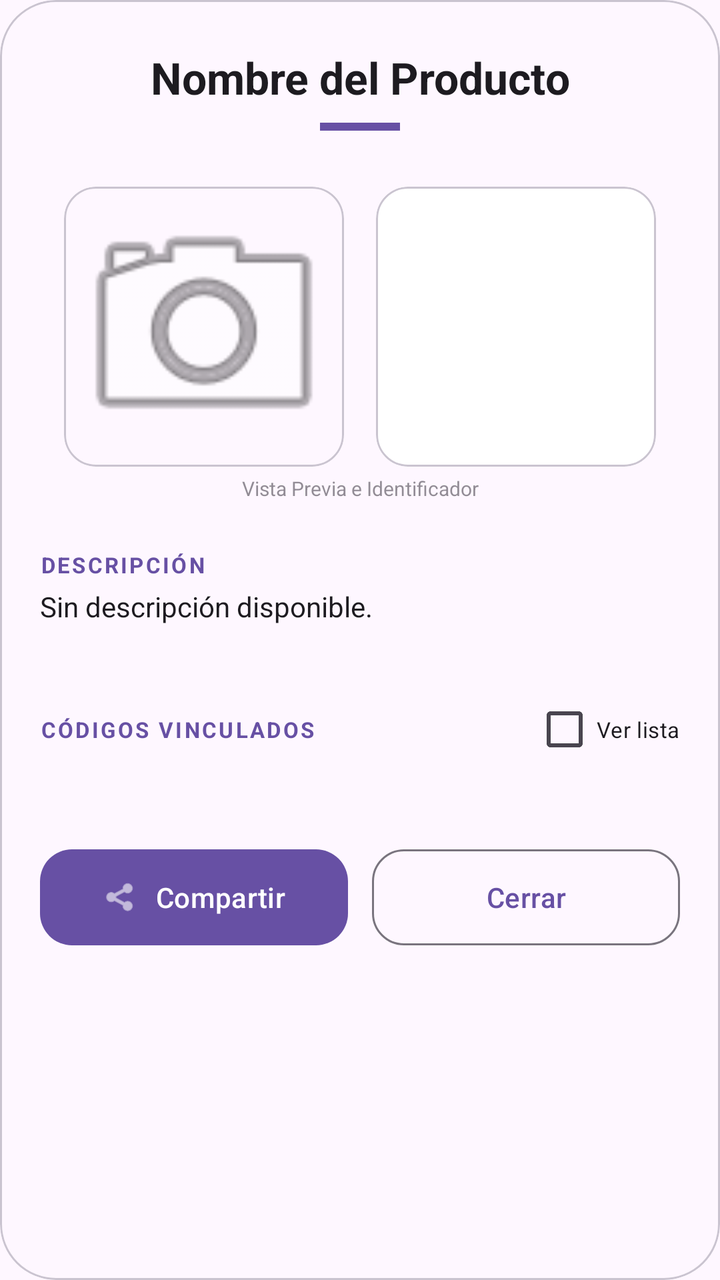
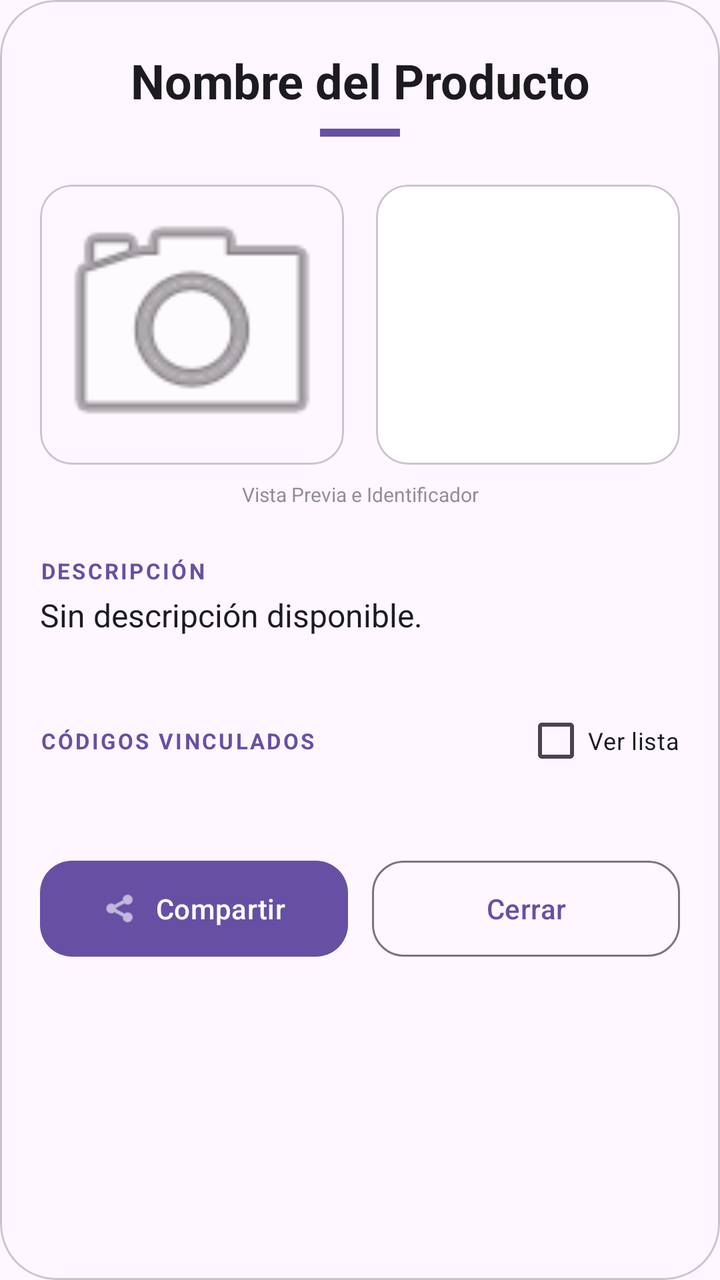

Screens rendered from an Android XML layout before and after an edit, with the pre-edit source and the edit as a unified diff.
<!-- AndroidManifest.xml: application theme Theme.Naxor -->
<!-- res/layout/dialog_view_label.xml -->
<?xml version="1.0" encoding="utf-8"?>
<com.google.android.material.card.MaterialCardView xmlns:android="http://schemas.android.com/apk/res/android"
    xmlns:app="http://schemas.android.com/apk/res-auto"
    android:layout_width="match_parent"
    android:layout_height="wrap_content"
    app:cardBackgroundColor="?attr/colorSurface"
    app:cardCornerRadius="28dp"
    app:cardElevation="0dp"
    app:strokeWidth="1dp"
    app:strokeColor="?attr/colorOutlineVariant">

    <ScrollView
        android:layout_width="match_parent"
        android:layout_height="wrap_content">

        <LinearLayout
            android:layout_width="match_parent"
            android:layout_height="wrap_content"
            android:orientation="vertical"
            android:paddingHorizontal="20dp"
            android:paddingVertical="24dp">

            <TextView
                android:id="@+id/tvLabelProdName"
                android:layout_width="match_parent"
                android:layout_height="wrap_content"
                android:text="Nombre del Producto"
                android:textSize="22sp"
                android:textStyle="bold"
                android:textColor="?attr/colorOnSurface"
                android:gravity="center" />

            <View
                android:layout_width="40dp"
                android:layout_height="4dp"
                android:background="?attr/colorPrimary"
                android:layout_marginTop="8dp"
                android:layout_gravity="center" />

            
            <LinearLayout
                android:layout_width="match_parent"
                android:layout_height="wrap_content"
                android:orientation="horizontal"
                android:gravity="center"
                android:layout_marginTop="28dp"
                android:baselineAligned="false">

                
                <com.google.android.material.card.MaterialCardView
                    android:layout_width="140dp"
                    android:layout_height="140dp"
                    app:cardCornerRadius="16dp"
                    app:cardElevation="0dp"
                    app:strokeWidth="1dp"
                    app:strokeColor="?attr/colorOutlineVariant">
                    <ImageView
                        android:id="@+id/ivLabelProdPhoto"
                        android:layout_width="match_parent"
                        android:layout_height="match_parent"
                        android:src="@android:drawable/ic_menu_camera"
                        android:scaleType="centerCrop"
                        android:alpha="0.8" />
                </com.google.android.material.card.MaterialCardView>

                <View
                    android:layout_width="16dp"
                    android:layout_height="1dp" />

                
                <com.google.android.material.card.MaterialCardView
                    android:layout_width="140dp"
                    android:layout_height="140dp"
                    app:cardCornerRadius="16dp"
                    app:cardElevation="0dp"
                    app:strokeWidth="1dp"
                    app:strokeColor="?attr/colorOutlineVariant">
                    <ImageView
                        android:id="@+id/ivProductCode"
                        android:layout_width="match_parent"
                        android:layout_height="match_parent"
                        android:padding="8dp"
                        android:background="@android:color/white"
                        android:scaleType="fitCenter" />
                </com.google.android.material.card.MaterialCardView>
            </LinearLayout>

            <TextView
                android:layout_width="match_parent"
                android:layout_height="wrap_content"
                android:text="Vista Previa e Identificador"
                android:textSize="10sp"
                android:textColor="?attr/colorOnSurfaceVariant"
                android:gravity="center"
                android:layout_marginTop="4dp"
                android:alpha="0.6" />

            
            <TextView
                android:layout_width="wrap_content"
                android:layout_height="wrap_content"
                android:text="DESCRIPCIÓN"
                android:textSize="11sp"
                android:textStyle="bold"
                android:letterSpacing="0.1"
                android:textColor="?attr/colorPrimary"
                android:layout_marginTop="24dp" />

            <TextView
                android:id="@+id/tvLabelProdDesc"
                android:layout_width="match_parent"
                android:layout_height="wrap_content"
                android:text="Sin descripción disponible."
                android:textSize="14sp"
                android:textColor="?attr/colorOnSurface"
                android:layout_marginTop="4dp"
                android:lineSpacingExtra="4dp" />

            
            <LinearLayout
                android:layout_width="match_parent"
                android:layout_height="wrap_content"
                android:orientation="horizontal"
                android:gravity="center_vertical"
                android:layout_marginTop="28dp">

                <TextView
                    android:layout_width="0dp"
                    android:layout_weight="1"
                    android:layout_height="wrap_content"
                    android:text="CÓDIGOS VINCULADOS"
                    android:textSize="11sp"
                    android:textStyle="bold"
                    android:letterSpacing="0.1"
                    android:textColor="?attr/colorPrimary" />

                <com.google.android.material.checkbox.MaterialCheckBox
                    android:id="@+id/cbShowLinkedCodes"
                    android:layout_width="wrap_content"
                    android:layout_height="wrap_content"
                    android:text="Ver lista"
                    android:textSize="11sp" />
            </LinearLayout>

            <com.google.android.material.card.MaterialCardView
                android:id="@+id/cardLinkedCodes"
                android:layout_width="match_parent"
                android:layout_height="wrap_content"
                android:layout_marginTop="4dp"
                app:cardBackgroundColor="?attr/colorSurfaceVariant"
                app:cardCornerRadius="12dp"
                app:cardElevation="0dp"
                android:visibility="gone">
                <TextView
                    android:id="@+id/tvLabelProdCode"
                    android:layout_width="match_parent"
                    android:layout_height="wrap_content"
                    android:text="---"
                    android:textSize="13sp"
                    android:textColor="?attr/colorOnSurfaceVariant"
                    android:padding="12dp"
                    android:gravity="start"
                    android:lineSpacingExtra="4dp" />
            </com.google.android.material.card.MaterialCardView>

            
            <LinearLayout
                android:layout_width="match_parent"
                android:layout_height="wrap_content"
                android:orientation="horizontal"
                android:layout_marginTop="32dp"
                android:weightSum="2">

                <com.google.android.material.button.MaterialButton
                    android:id="@+id/btnShareLabel"
                    android:layout_width="0dp"
                    android:layout_weight="1"
                    android:minHeight="56dp"
                    android:layout_height="wrap_content"
                    android:text="Compartir"
                    android:textColor="@android:color/white"
                    app:icon="@android:drawable/ic_menu_share"
                    app:iconTint="@android:color/white"
                    app:iconGravity="textStart"
                    app:cornerRadius="16dp"
                    android:layout_marginEnd="6dp" />

                <com.google.android.material.button.MaterialButton
                    android:id="@+id/btnCloseLabel"
                    style="@style/Widget.Material3.Button.OutlinedButton"
                    android:layout_width="0dp"
                    android:layout_weight="1"
                    android:minHeight="56dp"
                    android:layout_height="wrap_content"
                    android:text="Cerrar"
                    app:cornerRadius="16dp"
                    android:layout_marginStart="6dp" />
            </LinearLayout>

        </LinearLayout>
    </ScrollView>
</com.google.android.material.card.MaterialCardView>
<!-- resources referenced by this layout -->
<resources>
  <style name="Theme.Naxor" parent="Base.Theme.Naxor" />
  <style name="Base.Theme.Naxor" parent="Theme.Material3.DayNight.NoActionBar">
          
          
      </style>
</resources>

<!-- the commit's change to res/layout/dialog_view_label.xml (unified diff, before → after) -->
@@ -11,7 +11,8 @@
 
     <ScrollView
         android:layout_width="match_parent"
-        android:layout_height="wrap_content">
+        android:layout_height="wrap_content"
+        android:overScrollMode="never">
 
         <LinearLayout
             android:layout_width="match_parent"
@@ -25,7 +26,7 @@
                 android:layout_width="match_parent"
                 android:layout_height="wrap_content"
                 android:text="Nombre del Producto"
-                android:textSize="22sp"
+                android:textSize="24sp"
                 android:textStyle="bold"
                 android:textColor="?attr/colorOnSurface"
                 android:gravity="center" />
@@ -43,12 +44,14 @@
                 android:layout_height="wrap_content"
                 android:orientation="horizontal"
                 android:gravity="center"
-                android:layout_marginTop="28dp"
+                android:layout_marginTop="24dp"
+                android:weightSum="2"
                 android:baselineAligned="false">
 
                 
                 <com.google.android.material.card.MaterialCardView
-                    android:layout_width="140dp"
+                    android:layout_width="0dp"
+                    android:layout_weight="1"
                     android:layout_height="140dp"
                     app:cardCornerRadius="16dp"
                     app:cardElevation="0dp"
@@ -69,7 +72,8 @@
 
                 
                 <com.google.android.material.card.MaterialCardView
-                    android:layout_width="140dp"
+                    android:layout_width="0dp"
+                    android:layout_weight="1"
                     android:layout_height="140dp"
                     app:cardCornerRadius="16dp"
                     app:cardElevation="0dp"
@@ -92,7 +96,7 @@
                 android:textSize="10sp"
                 android:textColor="?attr/colorOnSurfaceVariant"
                 android:gravity="center"
-                android:layout_marginTop="4dp"
+                android:layout_marginTop="8dp"
                 android:alpha="0.6" />
 
             
@@ -111,7 +115,7 @@
                 android:layout_width="match_parent"
                 android:layout_height="wrap_content"
                 android:text="Sin descripción disponible."
-                android:textSize="14sp"
+                android:textSize="16sp"
                 android:textColor="?attr/colorOnSurface"
                 android:layout_marginTop="4dp"
                 android:lineSpacingExtra="4dp" />
@@ -139,7 +143,7 @@
                     android:layout_width="wrap_content"
                     android:layout_height="wrap_content"
                     android:text="Ver lista"
-                    android:textSize="11sp" />
+                    android:textSize="12sp" />
             </LinearLayout>
 
             <com.google.android.material.card.MaterialCardView
@@ -156,7 +160,7 @@
                     android:layout_width="match_parent"
                     android:layout_height="wrap_content"
                     android:text="---"
-                    android:textSize="13sp"
+                    android:textSize="14sp"
                     android:textColor="?attr/colorOnSurfaceVariant"
                     android:padding="12dp"
                     android:gravity="start"
